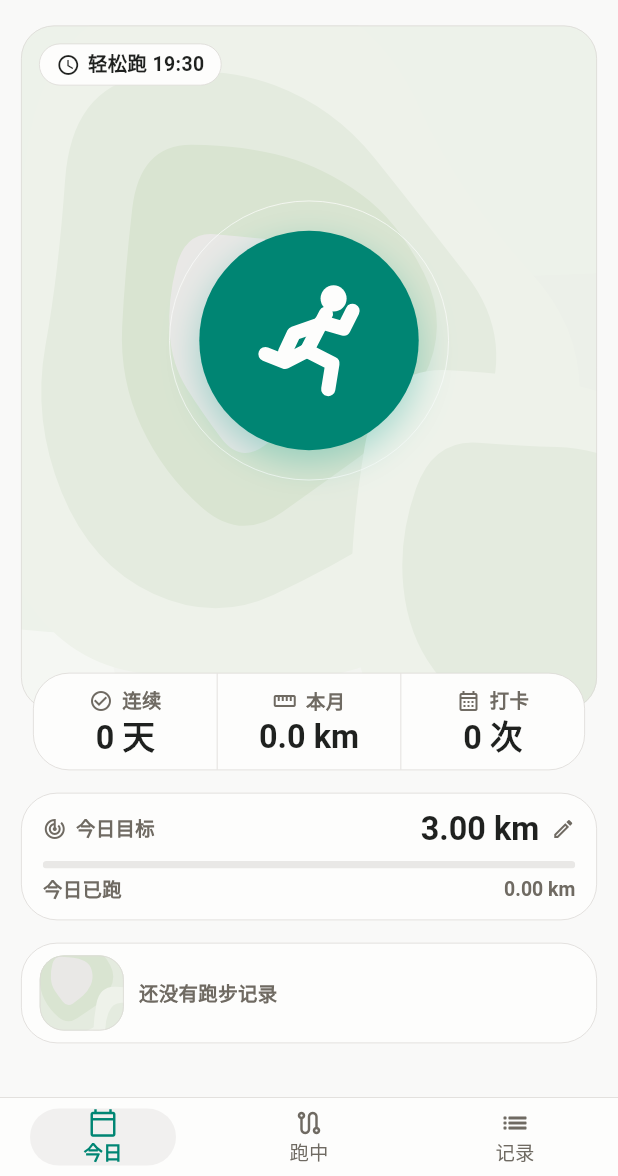
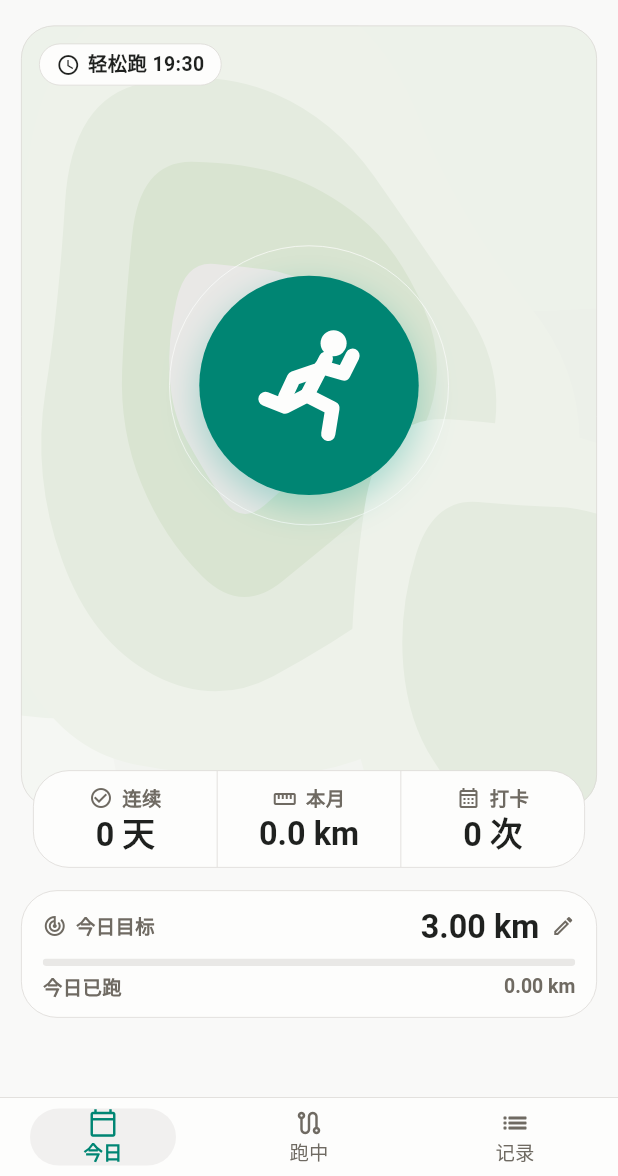
Before and after one commit to dangxinxing090-svg/daily-run, a Flutter app: the screen it shows after launch, on a phone screen of 412 x 824 dp, the part 60-1236 px from its top. Run offline on Flutter 3.47's test engine with Material 3 defaults, Android fonts, the phone set to English and light mode, and no system bars; our stand-ins replace audioplayers, geolocator, sqflite; missing offline and left inert: gal; accounts and stored records are empty.

Commit message:
今日页移除上次跑步卡片

```diff
--- a/app/lib/run_app.dart
+++ b/app/lib/run_app.dart
@@ -167,12 +167,6 @@ class _AppShellState extends State<AppShell> {
       _checkIn.monthDistance(_repo.sessions, _today.year, _today.month) / 1000;
   int get _monthCount =>
       _checkIn.monthCheckInCount(_repo.checkIns, _today.year, _today.month);
-
-  WorkoutSession? get _latestSession {
-    final list = List<WorkoutSession>.from(_repo.sessions)
-      ..sort((a, b) => b.startTime.compareTo(a.startTime));
-    return list.isEmpty ? null : list.first;
-  }
 
   void _addSimulatedPoint() {
     _tick++;
@@ -424,9 +418,7 @@ class _AppShellState extends State<AppShell> {
         todayKm: _todayKm,
         planType: _plan.type,
         planLabel: _plan.startLabel,
-        lastSession: _latestSession,
         onRun: _start,
-        onLastSession: (s) => _showSession(context, s),
         onEditTarget: () => _editTarget(context),
       ),
       _RunningPage(
@@ -932,7 +924,8 @@ class _StartButtonState extends State<_StartButton>
                     color: _c(AppPalette.accent),
                     boxShadow: [
                       BoxShadow(
-                        color: _c(AppPalette.accentStrong).withValues(alpha: 0.35),
+                        color:
+                            _c(AppPalette.accentStrong).withValues(alpha: 0.35),
                         blurRadius: 20,
                         offset: const Offset(0, 8),
                       ),
@@ -1190,7 +1183,8 @@ class _PulseDotState extends State<_PulseDot>
             height: widget.size,
             decoration: BoxDecoration(
               shape: BoxShape.circle,
-              color: _c(AppPalette.accentStrong).withValues(alpha: 0.45 + 0.55 * t),
+              color: _c(AppPalette.accentStrong)
+                  .withValues(alpha: 0.45 + 0.55 * t),
             ),
           );
         },
@@ -1299,9 +1293,7 @@ class _TodayPage extends StatelessWidget {
   final double todayKm;
   final String planType;
   final String planLabel;
-  final WorkoutSession? lastSession;
   final VoidCallback onRun;
-  final ValueChanged<WorkoutSession>? onLastSession;
   final VoidCallback onEditTarget;
 
   const _TodayPage({
@@ -1313,16 +1305,14 @@ class _TodayPage extends StatelessWidget {
     required this.todayKm,
     required this.planType,
     required this.planLabel,
-    required this.lastSession,
     required this.onRun,
-    required this.onLastSession,
     required this.onEditTarget,
   });
 
   @override
   Widget build(BuildContext context) => LayoutBuilder(
         builder: (context, box) {
-          final mapH = (box.maxHeight - 315).clamp(200.0, 560.0);
+          final mapH = (box.maxHeight - 250).clamp(200.0, 620.0);
           final btn = (mapH * 0.55).clamp(120.0, 212.0);
           return _page([
             _header(
@@ -1393,60 +1383,9 @@ class _TodayPage extends StatelessWidget {
             ),
             const SizedBox(height: _gap),
             _targetCard(targetKm, onEditTarget, todayKm: todayKm),
-            const SizedBox(height: _gap),
-            _lastRun(),
           ]);
         },
       );
-
-  Widget _lastRun() {
-    final last = lastSession;
-    return Pressable(
-      onTap: last != null && onLastSession != null
-          ? () => onLastSession!(last)
-          : null,
-      scale: 0.98,
-      child: _card(
-        padding: const EdgeInsets.symmetric(horizontal: 12, vertical: 8),
-        child: Row(
-          children: [
-            SizedBox(
-              width: 56,
-              height: 50,
-              child: TerrainMap(
-                points: last?.points ?? const <TrackPoint>[],
-                view: const Rect.fromLTWH(56, 96, 200, 200),
-                radius: AppRules.thumbRadius,
-              ),
-            ),
-            const SizedBox(width: 10),
-            Expanded(
-              child: Column(
-                crossAxisAlignment: CrossAxisAlignment.start,
-                children: [
-                  Text(
-                    last == null
-                        ? '还没有跑步记录'
-                        : '上次跑步　${_dateShort(last.startTime)}',
-                    style: _txt(12, 500, _c(AppPalette.sand11)),
-                  ),
-                  if (last != null) ...[
-                    const SizedBox(height: 4),
-                    Text(
-                      '${(last.distanceMeters / 1000).toStringAsFixed(2)} km　${_clock(last.elapsed)}',
-                      style: _num(14, 600, AppPalette.sand12),
-                    ),
-                  ],
-                ],
-              ),
-            ),
-            if (last != null)
-              Icon(Icons.chevron_right, size: 16, color: _c(AppPalette.sand11)),
-          ],
-        ),
-      ),
-    );
-  }
 }
 
 /// 目标卡：点一下就能改，右侧铅笔提示可编辑。
@@ -1494,8 +1433,9 @@ Widget _targetCard(
                       widthFactor: value,
                       child: Container(
                         height: 5,
-                        color:
-                            _c(reached ? AppPalette.teal9 : AppPalette.accentStrong),
+                        color: _c(reached
+                            ? AppPalette.teal9
+                            : AppPalette.accentStrong),
                       ),
                     ),
                   ],
@@ -1622,7 +1562,8 @@ class _RunningPage extends StatelessWidget {
                     right: 0,
                     top: math.max(mapH * 0.46 - btn / 2, 44.0),
                     height: btn,
-                    child: Center(child: _StartButton(onTap: onStart, size: btn)),
+                    child:
+                        Center(child: _StartButton(onTap: onStart, size: btn)),
                   ),
                 ],
               );
@@ -2477,8 +2418,8 @@ class _TargetDialogState extends State<_TargetDialog> {
                       focusedBorder: OutlineInputBorder(
                         borderRadius:
                             BorderRadius.circular(AppRules.fieldRadius),
-                        borderSide: BorderSide(
-                            width: 1, color: _c(AppPalette.accent)),
+                        borderSide:
+                            BorderSide(width: 1, color: _c(AppPalette.accent)),
                       ),
                     ),
                   ),
```
Also changed, not shown: design-demos/t13-narrow-today.png (added), design-demos/t13-today.png (added), 1 other file.
